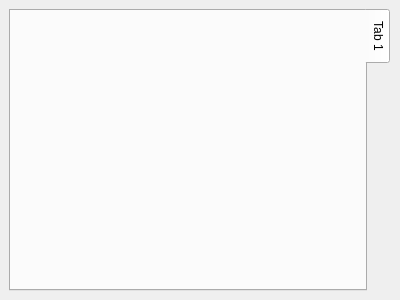
Old version of the form cad/plugins/NanoVision-1/src/MainWindowTabWidget.ui in the repository kanzure/nanoengineer.
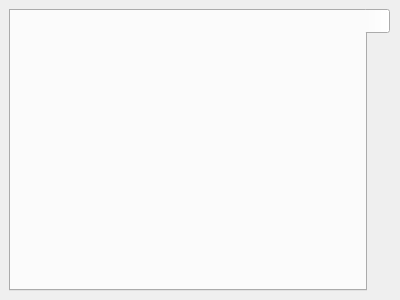
New version of the form. Icons and pictures are not drawn.

```diff
--- a/cad/plugins/NanoVision-1/src/MainWindowTabWidget.ui
+++ b/cad/plugins/NanoVision-1/src/MainWindowTabWidget.ui
@@ -29,7 +29,10 @@
      </property>
      <widget class="QWidget" name="resultsTab" >
       <attribute name="title" >
-       <string>Tab 1</string>
+       <string/>
+      </attribute>
+      <attribute name="icon" >
+       <iconset>Icons/home.png</iconset>
       </attribute>
       <layout class="QVBoxLayout" >
        <property name="margin" >
```
